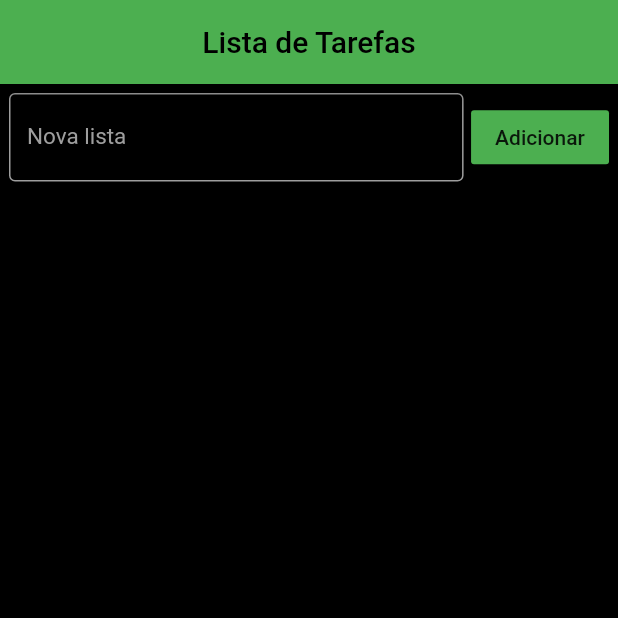
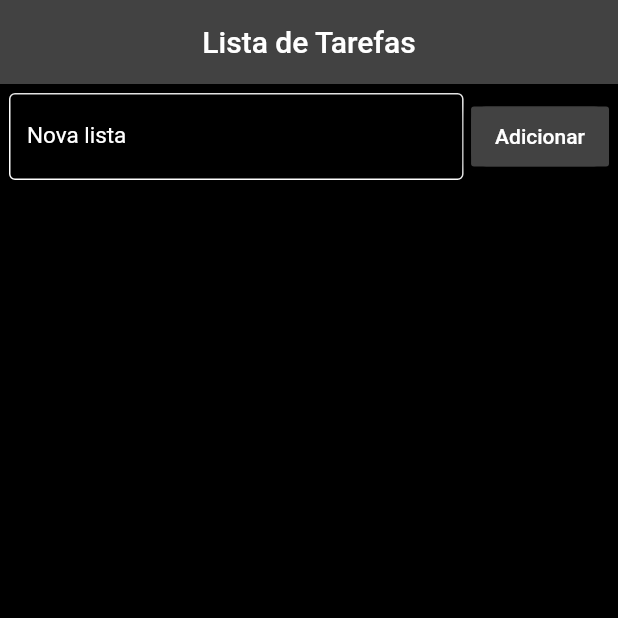
Before and after one commit to Arthur2023/Btodolist, a Flutter app: the screen it shows after launch, on a phone screen of 412 x 824 dp, the top half of it. Run offline on Flutter 3.47's test engine with Material 2 defaults, Android fonts, the phone set to English and light mode, and no system bars; our stand-ins replace splashscreen, sqflite; accounts and stored records are empty.

Commit message:
cores alteradas

```diff
--- a/lib/UI/HomePage.dart
+++ b/lib/UI/HomePage.dart
@@ -30,15 +30,15 @@ class _HomePageState extends State<HomePage> {
     return Scaffold(
       key: _scaffoldKey,
       appBar: AppBar(
-        backgroundColor: Colors.green,
+        backgroundColor: Colors.grey[800],
         title: Text(
           "Lista de Tarefas",
-          style: TextStyle(color: Colors.black, fontSize: 20),
+          style: TextStyle(color: Colors.white, fontSize: 20),
         ),
         centerTitle: true,
       ),
       body: Container(
-        color:Colors.black,
+        color: Colors.black,
         child: RefreshIndicator(
             onRefresh: () async {
               DBHelper().getAllTasks().then((value) {
@@ -61,49 +61,82 @@ class _HomePageState extends State<HomePage> {
                         children: <Widget>[
                           Expanded(
                             child: TextField(
+                              style: TextStyle(color:Colors.white, fontSize: 15),
                               controller: taskController,
                               decoration: InputDecoration(
                                 labelText: "Nova lista",
                                 labelStyle: TextStyle(
-                                    color: Colors.grey, fontSize: 15),
-                                focusedBorder: OutlineInputBorder(borderSide: BorderSide(color: Colors.grey)),
+                                    color: Colors.white, fontSize: 15),
+                                focusedBorder: OutlineInputBorder(
+                                    borderSide:
+                                        BorderSide(color: Colors.white)),
                                 hintStyle: TextStyle(color: Colors.white),
-                                disabledBorder: OutlineInputBorder(borderSide: BorderSide(color: Colors.grey)),
-                                enabledBorder: OutlineInputBorder(borderSide: BorderSide(color: Colors.grey)),
+                                disabledBorder: OutlineInputBorder(
+                                    borderSide:
+                                        BorderSide(color: Colors.white)),
+                                enabledBorder: OutlineInputBorder(
+                                    borderSide:
+                                        BorderSide(color: Colors.white)),
                                 border: OutlineInputBorder(
                                     borderSide:
-                                        BorderSide(color: Colors.grey)),
+                                        BorderSide(color: Colors.white)),
                               ),
                             ),
                           ),
                           SizedBox(
                             width: 5,
                           ),
-                          RaisedButton(
-                              child: Text("Adicionar"),
-                              color: Colors.green,
+                          Container(
+                              height: 40,
+                              decoration: BoxDecoration(
+                                color: Colors.grey[800],
+                                borderRadius: BorderRadius.only(
+                                    topLeft: Radius.circular(10),
+                                    topRight: Radius.circular(10),
+                                    bottomLeft: Radius.circular(10),
+                                    bottomRight: Radius.circular(10)),
+                                boxShadow: [
+                                  BoxShadow(
+                                    color: Colors.black.withOpacity(0.5),
+                                    spreadRadius: 5,
+                                    blurRadius: 7,
+                                    offset: Offset(
+                                        0, 3), // changes position of shadow
+                                  ),
+                                ],
+                              ),
+                              child: RaisedButton(
+                                  child: Text(
+                                    "Adicionar",
+                                    style: TextStyle(color: Colors.white),
+                                  ),
+                                  color: Colors.grey[800],
                                   onPressed: () {
                                     if (taskController.text.trim() == "") {
                                       final snack = SnackBar(
-                                    content:
-                                        Text("Sua lista precisa de um nome!"),  // possivel alteracao
+                                        content: Text(
+                                            "Sua lista precisa de um nome!"),
+                                        // possivel alteracao
                                         backgroundColor: Colors.grey,
                                         duration: Duration(seconds: 2),
                                       );
-                                  _scaffoldKey.currentState.showSnackBar(snack);
+                                      _scaffoldKey.currentState
+                                          .showSnackBar(snack);
                                       return;
                                     }
                                     _addToDo();
                                     taskController.text = "";
-                              }),
+                                  })),
                         ],
                       ),
                       for (final task in taskList)
-                        Container(
-                          height: 85,
+                        Padding(
+                          padding: EdgeInsets.fromLTRB(5, 10, 5, 2),
+                          child: Container(
+                            height: 75,
                             width: 60,
                             decoration: BoxDecoration(
-                            color: Colors.black,
+                              color: Colors.grey[800],
                               borderRadius: BorderRadius.only(
                                   topLeft: Radius.circular(10),
                                   topRight: Radius.circular(10),
@@ -114,7 +147,8 @@ class _HomePageState extends State<HomePage> {
                                   color: Colors.grey[850].withOpacity(0.5),
                                   spreadRadius: 5,
                                   blurRadius: 7,
-                                offset: Offset(0, 3), // changes position of shadow
+                                  offset: Offset(
+                                      0, 3), // changes position of shadow
                                 ),
                               ],
                             ),
@@ -130,7 +164,7 @@ class _HomePageState extends State<HomePage> {
                                 ).then((value) => setState(() {}));
                               },
                               onLongPress: () {
-                              showAlertDialog1( task);
+                                showAlertDialog1(task);
                               },
                               child: Padding(
                                 padding: EdgeInsets.symmetric(
@@ -139,23 +173,27 @@ class _HomePageState extends State<HomePage> {
                                   mainAxisAlignment:
                                       MainAxisAlignment.spaceBetween,
                                   children: <Widget>[
-                                  Text(
-                                    task.title, style: TextStyle(color:Colors.white)
-                                  ),
+                                    Text(task.title,
+                                        style: TextStyle(
+                                            color: Colors.white,
+                                            fontWeight: FontWeight.w300,
+                                            fontSize: 18)),
                                     task.checkItems == task.toDo.length
-                                      ? Icon(Icons.check, color: Colors.green)
+                                        ? Icon(Icons.check,
+                                            color: Colors.yellow)
                                         : CircularProgressIndicator(
                                             valueColor:
                                                 AlwaysStoppedAnimation<Color>(
-                                                  Colors.green),
+                                                    Colors.yellow[600]),
                                             value: task.toDo.length == 0
                                                 ? 0
                                                 : task.checkItems /
                                                     task.toDo.length,
-                                          backgroundColor: Colors.grey[700],
+                                            backgroundColor: Colors.grey[600],
                                             strokeWidth: 2,
                                           ),
                                   ],
+                                ),
                               ),
                             ),
                           ),
@@ -169,8 +207,8 @@ class _HomePageState extends State<HomePage> {
     );
   }
 
-Future<void> populateToDoItems()async{
-    for(final element in taskList)
+  Future<void> populateToDoItems() async {
+    for (final element in taskList)
       element.toDo = await DBHelper().getAllToDoItensFromTasks(element.id);
     setState(() {});
   }
@@ -192,7 +230,7 @@ Future<void> populateToDoItems()async{
           title: Text("Deseja excluir esta lista?"),
           actions: [
             FlatButton(
-              color: Colors.grey[350],
+              color: Colors.red[800],
               height: 27,
               child: Text("Confirmar"),
               onPressed: () async {
@@ -204,9 +242,12 @@ Future<void> populateToDoItems()async{
               },
             ),
             FlatButton(
-              color: Colors.grey[350],
+              color: Colors.grey[800],
               height: 27,
-              child: Text("Cancelar"),
+              child: Text(
+                "Cancelar",
+                style: TextStyle(color: Colors.white),
+              ),
               onPressed: () {
                 Navigator.pop(context);
               },
--- a/pubspec.yaml
+++ b/pubspec.yaml
@@ -59,6 +59,7 @@ flutter:
     - images/montain.jpg
     - images/logo.png
     - images/hamster.png
+    - images/listview.png
 
   # An image asset can refer to one or more resolution-specific "variants", see
   # https://flutter.dev/assets-and-images/#resolution-aware.
```
Also changed, not shown: lib/UI/HomeLoad.dart (+5 -5 lines), lib/UI/taskView.dart (+22 -18 lines), brain.png (added), brain_fundo.jpeg (added), hamster.png.jpeg (added), images/listview.png (added), 4 other files. Lines whose indentation alone changed are shown as unchanged.
